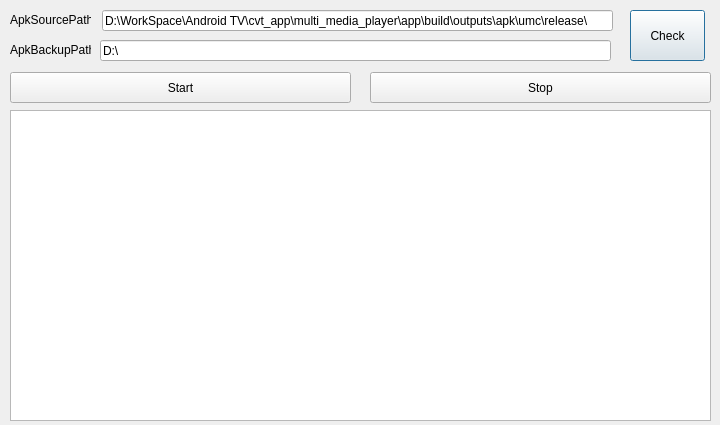
The window that QtUi.ui (Yanghaohong97/PyQt) describes before a commit, drawn with Qt 5.
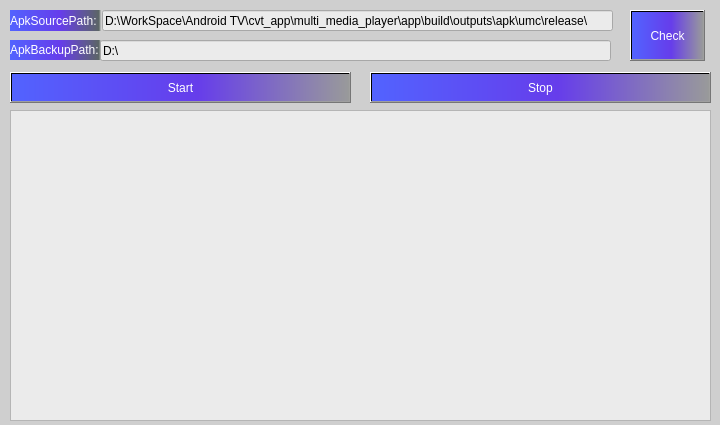
The same window after the commit. Icons and pictures are not drawn.

What changed in the file:
```diff
--- a/QtUi.ui
+++ b/QtUi.ui
@@ -11,7 +11,15 @@
    </rect>
   </property>
   <property name="windowTitle">
-   <string>Dialog</string>
+   <string>DMP自动部署</string>
+  </property>
+  <property name="windowIcon">
+   <iconset resource="button_image.qrc">
+    <normaloff>:/&lt;no prefix&gt;/res/mmp_logo.png</normaloff>:/&lt;no prefix&gt;/res/mmp_logo.png</iconset>
+  </property>
+  <property name="styleSheet">
+   <string notr="true">border-top-color:rgb(0, 0, 127);
+background-color: rgb(207, 207, 207);</string>
   </property>
   <widget class="QTextBrowser" name="printTextBrowser">
    <property name="geometry">
@@ -25,6 +33,12 @@
    <property name="tabletTracking">
     <bool>false</bool>
    </property>
+   <property name="styleSheet">
+    <string notr="true">color:rgb(0, 0, 0);
+background-color:rgb(235, 235, 235);
+font: 9pt &quot;Calibri&quot;;
+</string>
+   </property>
   </widget>
   <widget class="QLineEdit" name="sourcePathLineEdit">
    <property name="geometry">
@@ -35,6 +49,10 @@
      <height>21</height>
     </rect>
    </property>
+   <property name="styleSheet">
+    <string notr="true">background-color:rgb(235, 235, 235);
+font: 9pt &quot;Calibri&quot;;</string>
+   </property>
    <property name="text">
     <string>D:\WorkSpace\Android TV\cvt_app\multi_media_player\app\build\outputs\apk\umc\release\</string>
    </property>
@@ -48,6 +66,12 @@
      <height>51</height>
     </rect>
    </property>
+   <property name="styleSheet">
+    <string notr="true">color:rgb(255, 255, 255);
+background-color:qlineargradient(spread:repeat, x1:0, y1:0, x2:1, y2:0, stop:0 rgba(82, 99, 255, 255), stop:0.551136 rgba(102, 61, 235, 255), stop:1 rgba(153, 154, 154, 255));
+font: 14pt &quot;Calibri&quot;;
+</string>
+   </property>
    <property name="text">
     <string>Check</string>
    </property>
@@ -61,6 +85,13 @@
      <height>31</height>
     </rect>
    </property>
+   <property name="styleSheet">
+    <string notr="true">color:rgb(255, 255, 255);
+background-color:qlineargradient(spread:repeat, x1:0, y1:0, x2:1, y2:0, stop:0 rgba(82, 99, 255, 255), stop:0.551136 rgba(102, 61, 235, 255), stop:1 rgba(153, 154, 154, 255));
+font: 10pt &quot;Calibri&quot;;
+font: 14pt &quot;Calibri&quot;;
+</string>
+   </property>
    <property name="text">
     <string>Start</string>
    </property>
@@ -73,10 +104,16 @@
     <rect>
      <x>10</x>
      <y>10</y>
-     <width>81</width>
-     <height>20</height>
+     <width>91</width>
+     <height>21</height>
     </rect>
    </property>
+   <property name="styleSheet">
+    <string notr="true">color:rgb(255, 255, 255);
+background-color:qlineargradient(spread:pad, x1:0, y1:0, x2:1, y2:0, stop:0 rgba(82, 99, 255, 255), stop:0.551136 rgba(102, 61, 235, 255), stop:0.977273 rgba(92, 102, 101, 255), stop:1 rgba(0, 0, 0, 0));
+font: 10pt &quot;Calibri&quot;;
+</string>
+   </property>
    <property name="text">
     <string>ApkSourcePath:</string>
    </property>
@@ -86,10 +123,15 @@
     <rect>
      <x>10</x>
      <y>40</y>
-     <width>81</width>
+     <width>91</width>
      <height>20</height>
     </rect>
    </property>
+   <property name="styleSheet">
+    <string notr="true">color:rgb(255, 255, 255);
+background-color:qlineargradient(spread:pad, x1:0, y1:0, x2:1, y2:0, stop:0 rgba(82, 99, 255, 255), stop:0.551136 rgba(102, 61, 235, 255), stop:0.977273 rgba(92, 102, 101, 255), stop:1 rgba(0, 0, 0, 0));
+font: 10pt &quot;Calibri&quot;;</string>
+   </property>
    <property name="text">
     <string>ApkBackupPath:</string>
    </property>
@@ -103,6 +145,10 @@
      <height>21</height>
     </rect>
    </property>
+   <property name="styleSheet">
+    <string notr="true">background-color:rgb(235, 235, 235);
+font: 10pt &quot;Calibri&quot;;</string>
+   </property>
    <property name="text">
     <string>D:\</string>
    </property>
@@ -116,6 +162,12 @@
      <height>31</height>
     </rect>
    </property>
+   <property name="styleSheet">
+    <string notr="true">color:rgb(255, 255, 255);
+background-color:qlineargradient(spread:repeat, x1:0, y1:0, x2:1, y2:0, stop:0 rgba(82, 99, 255, 255), stop:0.551136 rgba(102, 61, 235, 255), stop:1 rgba(153, 154, 154, 255));
+font: 14pt &quot;Calibri&quot;;
+</string>
+   </property>
    <property name="text">
     <string>Stop</string>
    </property>
```
Left out of the diff: 4 changed lines with no effect on the pictures.
